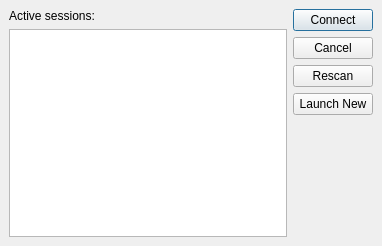
Old version of the form src/ConnectDialog.ui in the repository openMSX/debugger.
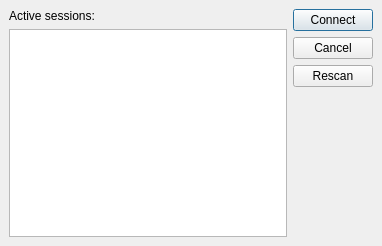
New version of the form.

Commit message: Removed the (pointless) launch button in the connect dialog.

Diff of the .ui file:
```diff
--- a/src/ConnectDialog.ui
+++ b/src/ConnectDialog.ui
@@ -58,13 +58,6 @@
        </property>
       </widget>
      </item>
-     <item>
-      <widget class="QPushButton" name="launchButton" >
-       <property name="text" >
-        <string>Launch New</string>
-       </property>
-      </widget>
-     </item>
      <item>
       <spacer>
        <property name="orientation" >
```
Left out of the diff: 4 changed lines with no effect on the pictures. The commit also changes 3 other files.
